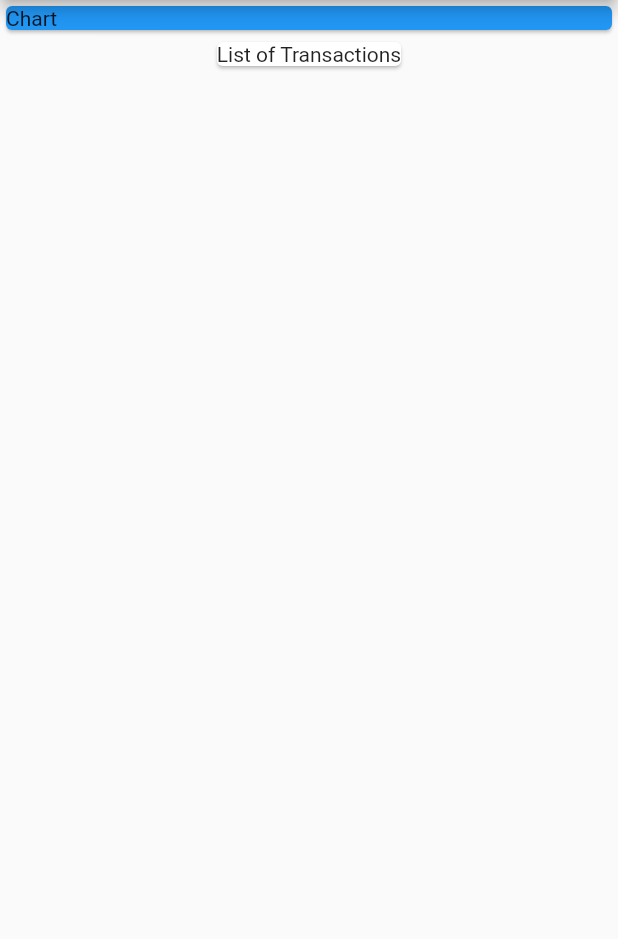
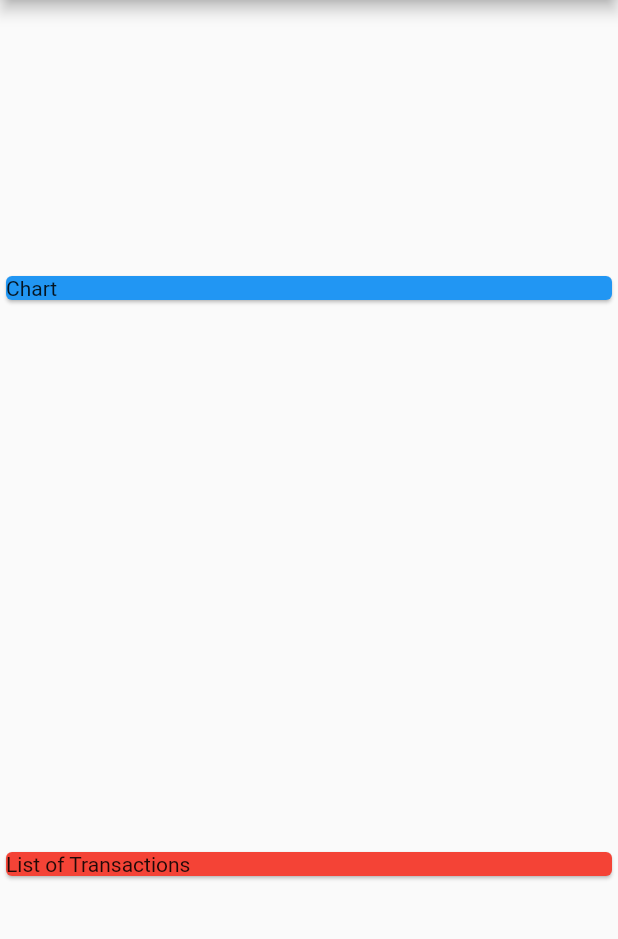
Before and after one commit to AadiRana911/Flutter, a Flutter app: the screen it shows after launch, on a phone screen of 412 x 824 dp, the part 84-1023 px from its top. Run offline on Flutter 3.47's test engine with Material 2 defaults, Android fonts, the phone set to English and light mode, and no system bars.

Commit message:
Setting main and cross axis alignments for column

```diff
--- a/expense_planner/lib/main.dart
+++ b/expense_planner/lib/main.dart
@@ -25,15 +25,15 @@ class MyHomePage extends StatelessWidget {
         title: Text('Expense Planner'),
       ),
       body: Column(
+        mainAxisAlignment: MainAxisAlignment.spaceAround,
+        crossAxisAlignment: CrossAxisAlignment.stretch,
         children: <Widget>[
           Card(
             color: Colors.blue,
-            child: Container(
-              child: Text('Chart'),
-              width: double.infinity,
-            )
+            child: Text('Chart'),
           ),
           Card(
+            color: Colors.red,
             child: Text('List of Transactions')
           )
         ],
```
